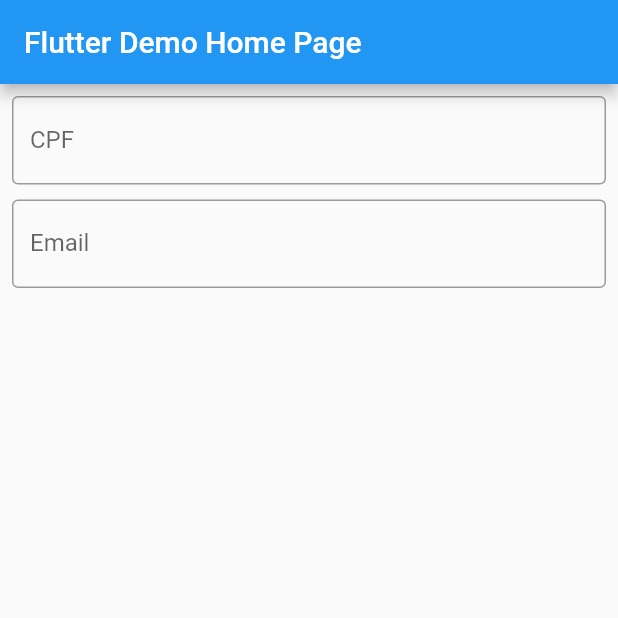
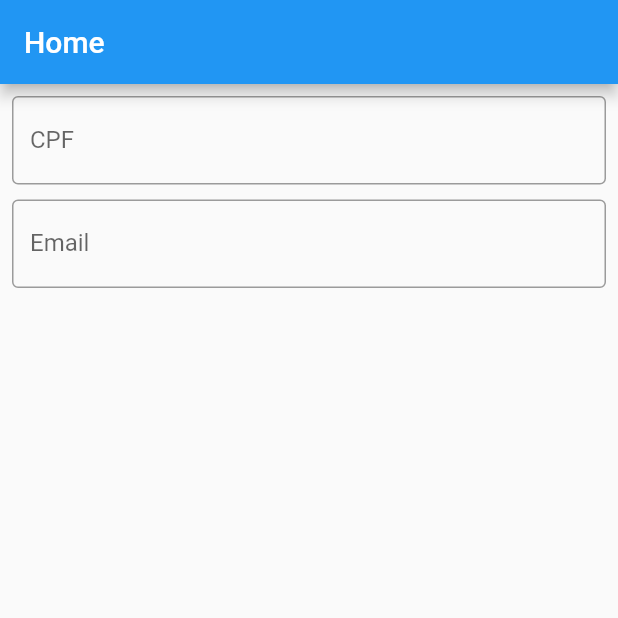
Before and after one commit to hendriksonpetzold/working_with_mask, a Flutter app: the screen it shows after launch, on a phone screen of 412 x 824 dp, the top half of it. Run offline on Flutter 3.47's test engine with Material 2 defaults, Android fonts, the phone set to English and light mode, and no system bars.

Commit message:
changing_tittle

```diff
--- a/lib/app.dart
+++ b/lib/app.dart
@@ -11,7 +11,7 @@ class MyApp extends StatelessWidget {
       theme: ThemeData(
         primarySwatch: Colors.blue,
       ),
-      home: const HomePage(title: 'Flutter Demo Home Page'),
+      home: const HomePage(title: 'Home'),
     );
   }
 }
```
